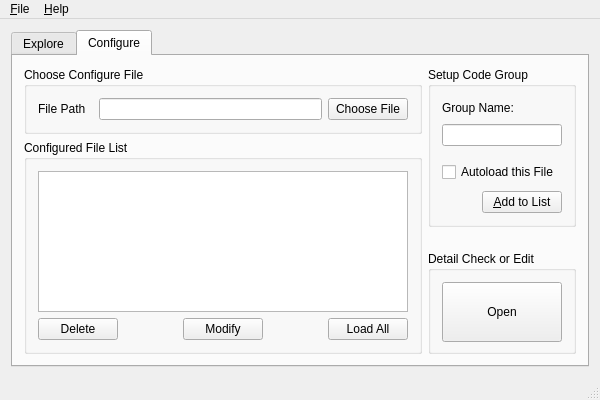
First picture: the form in mainwindow.ui, repository Qunero/CodeExploreAssistant, before the edit.
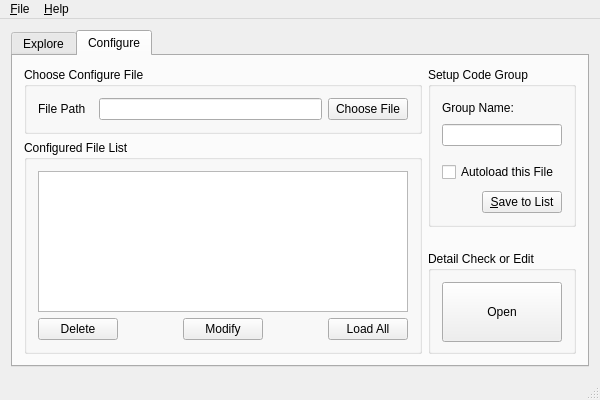
Second picture: the form after the edit. The open tabs and pages were chosen to show the change.

Commit message: use QStandardItemModel to store configured file list

Diff of the .ui file:
```diff
--- a/mainwindow.ui
+++ b/mainwindow.ui
@@ -630,7 +630,7 @@
                   </sizepolicy>
                  </property>
                  <property name="text">
-                  <string>&amp;Add to List</string>
+                  <string>&amp;Save to List</string>
                  </property>
                 </widget>
                </item>
```
The commit also changes 2 other files.
